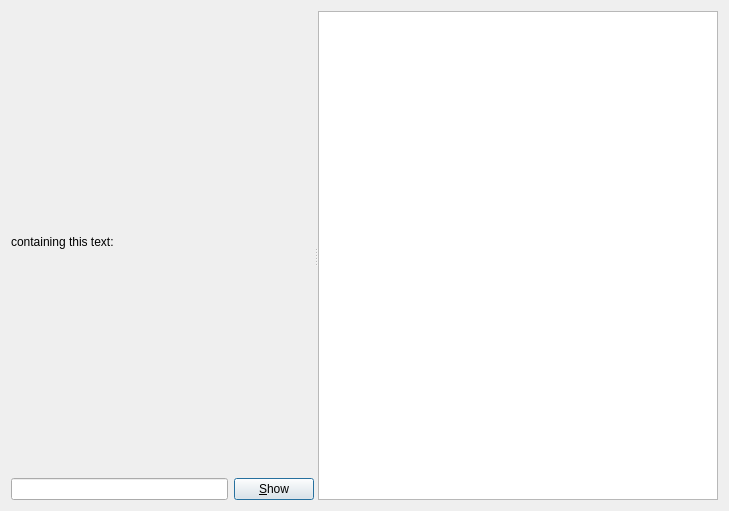
Before: the Qt Designer form mnemosyne/mnemosyne/pyqt_ui/browse_cards_dlg.ui in umax/pomni, drawn with Qt 5.
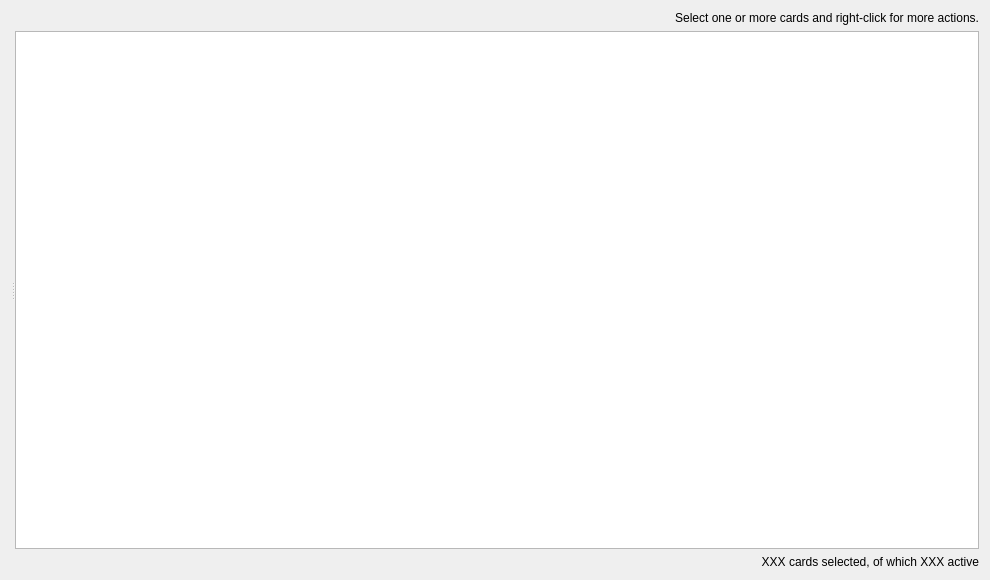
After: the same form once the commit is applied.

Commit message: Add selected and active count to card browser.

What changed in the file:
```diff
--- a/mnemosyne/mnemosyne/pyqt_ui/browse_cards_dlg.ui
+++ b/mnemosyne/mnemosyne/pyqt_ui/browse_cards_dlg.ui
@@ -6,8 +6,8 @@
    <rect>
     <x>0</x>
     <y>0</y>
-    <width>729</width>
-    <height>511</height>
+    <width>990</width>
+    <height>580</height>
    </rect>
   </property>
   <property name="windowTitle">
@@ -19,39 +19,24 @@
      <property name="orientation">
       <enum>Qt::Horizontal</enum>
      </property>
-     <widget class="QSplitter" name="splitter">
+     <widget class="QSplitter" name="splitter_1">
       <property name="orientation">
        <enum>Qt::Vertical</enum>
       </property>
+     </widget>
       <widget class="QWidget" name="layoutWidget">
        <layout class="QVBoxLayout" name="verticalLayout">
         <item>
-         <widget class="QLabel" name="label_3">
+        <widget class="QLabel" name="label_2">
           <property name="text">
-           <string>containing this text:</string>
-          </property>
-         </widget>
-        </item>
-        <item>
-         <layout class="QHBoxLayout" name="horizontalLayout">
-          <item>
-           <widget class="QLineEdit" name="search_box"/>
-          </item>
-          <item>
-           <widget class="QPushButton" name="show_button">
-            <property name="text">
-             <string>&amp;Show</string>
-            </property>
-            <property name="default">
-             <bool>true</bool>
-            </property>
-           </widget>
-          </item>
-         </layout>
-        </item>
-       </layout>
-      </widget>
-     </widget>
+          <string>Select one or more cards and right-click for more actions.</string>
+         </property>
+         <property name="alignment">
+          <set>Qt::AlignRight|Qt::AlignTrailing|Qt::AlignVCenter</set>
+         </property>
+        </widget>
+       </item>
+       <item>
      <widget class="QTableView" name="table">
       <property name="selectionBehavior">
        <enum>QAbstractItemView::SelectRows</enum>
@@ -60,6 +45,19 @@
        <bool>true</bool>
       </property>
      </widget>
+       </item>
+       <item>
+        <widget class="QLabel" name="counter_label">
+         <property name="text">
+          <string>XXX cards selected, of which XXX active</string>
+         </property>
+         <property name="alignment">
+          <set>Qt::AlignRight|Qt::AlignTrailing|Qt::AlignVCenter</set>
+         </property>
+        </widget>
+       </item>
+      </layout>
+     </widget>
     </widget>
    </item>
   </layout>
```
Left out of the diff: 19 changed lines with no effect on the pictures. Lines whose indentation alone changed are shown as unchanged. The commit also changes 36 other files.
